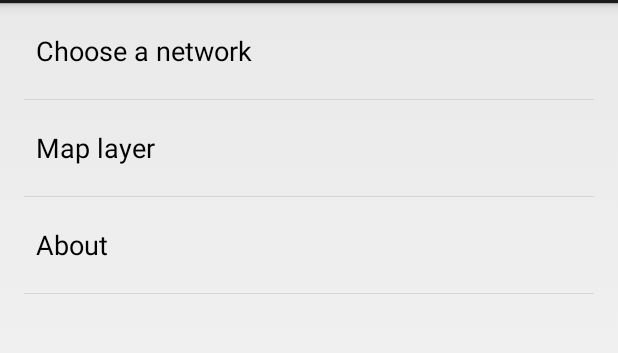
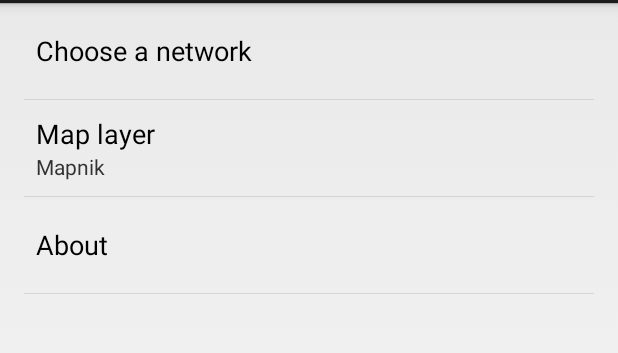
Before and after one commit to bparmentier/OpenBikeSharing, an Android app: the fragment SettingsFragment shown on its own in the app's theme, on a phone screen of 412 x 824 dp, the part 69-422 px from its top. Run offline under Robolectric (Android 15) with nearby library versions, the phone set to English and light mode, and no system bars.

Commit message:
Add summary to "map layer" preference

```diff
--- a/app/src/main/res/xml/pref_general.xml
+++ b/app/src/main/res/xml/pref_general.xml
@@ -31,12 +31,13 @@
         android:entries="@array/pref_map_layer_entries"
         android:entryValues="@array/pref_map_layer_values"
         android:key="pref_map_layer"
+        android:summary="%s"
         android:title="@string/pref_map_layer_title" />
 
     <PreferenceScreen android:title="@string/pref_title_about">
         <Preference
             android:key="pref_version"
-            android:title="@string/pref_title_version"></Preference>
+            android:title="@string/pref_title_version" />
 
         <Preference
             android:summary="https://github.com/bparmentier/OpenBikeSharing"
```
